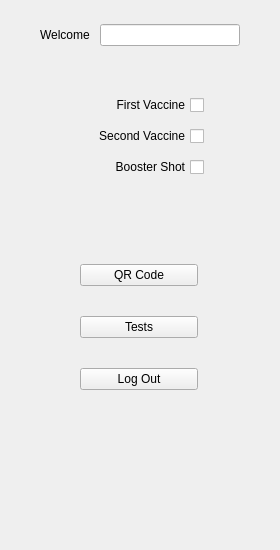
Old version of the form mainwindow.ui in the repository Zuprex/CS106-CovidApp.
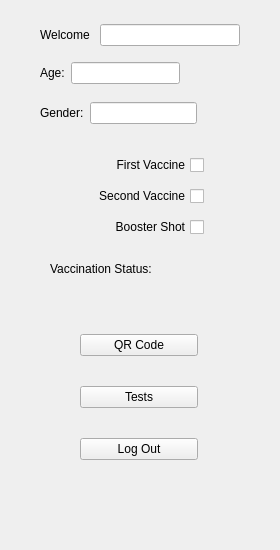
New version of the form. The open tabs and pages were chosen to show the change.

Commit message: QFile QR Code UI Design remaining

Patch:
```diff
--- a/mainwindow.ui
+++ b/mainwindow.ui
@@ -325,7 +325,7 @@
      <property name="geometry">
       <rect>
        <x>80</x>
-       <y>240</y>
+       <y>310</y>
        <width>118</width>
        <height>175</height>
       </rect>
@@ -380,7 +380,7 @@
      <property name="geometry">
       <rect>
        <x>70</x>
-       <y>90</y>
+       <y>150</y>
        <width>134</width>
        <height>94</height>
       </rect>
@@ -418,6 +418,76 @@
       </item>
      </layout>
     </widget>
+    <widget class="QWidget" name="">
+     <property name="geometry">
+      <rect>
+       <x>50</x>
+       <y>260</y>
+       <width>179</width>
+       <height>18</height>
+      </rect>
+     </property>
+     <layout class="QHBoxLayout" name="horizontalLayout_9">
+      <item>
+       <widget class="QLabel" name="label_8">
+        <property name="text">
+         <string>Vaccination Status:</string>
+        </property>
+       </widget>
+      </item>
+      <item>
+       <widget class="QLabel" name="vaccinationStatusLabel">
+        <property name="text">
+         <string/>
+        </property>
+       </widget>
+      </item>
+     </layout>
+    </widget>
+    <widget class="QWidget" name="">
+     <property name="geometry">
+      <rect>
+       <x>40</x>
+       <y>60</y>
+       <width>140</width>
+       <height>26</height>
+      </rect>
+     </property>
+     <layout class="QHBoxLayout" name="horizontalLayout_10">
+      <item>
+       <widget class="QLabel" name="label_9">
+        <property name="text">
+         <string>Age:</string>
+        </property>
+       </widget>
+      </item>
+      <item>
+       <widget class="QLineEdit" name="userAgeLine"/>
+      </item>
+     </layout>
+    </widget>
+    <widget class="QWidget" name="">
+     <property name="geometry">
+      <rect>
+       <x>40</x>
+       <y>100</y>
+       <width>157</width>
+       <height>26</height>
+      </rect>
+     </property>
+     <layout class="QHBoxLayout" name="horizontalLayout_11">
+      <item>
+       <widget class="QLabel" name="label_10">
+        <property name="text">
+         <string>Gender:</string>
+        </property>
+       </widget>
+      </item>
+      <item>
+       <widget class="QLineEdit" name="userGenderLine"/>
+      </item>
+     </layout>
+    </widget>
    </widget>
    <widget class="QWidget" name="covidTestsPage">
     <widget class="QLabel" name="covidTestsLabel">
```
Left out of the diff: 57 changed lines with no effect on the pictures. The commit also changes 5 other files.
